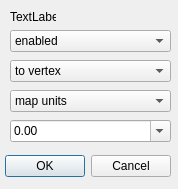
First picture: the form in ui_picksnapdialog.ui, repository enricofer/pickLayer, before the edit.
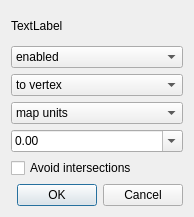
Second picture: the form after the edit.

Commit message: configure snapping options issue fixed

The edit to the form file:
```diff
--- a/ui_picksnapdialog.ui
+++ b/ui_picksnapdialog.ui
@@ -6,35 +6,23 @@
    <rect>
     <x>0</x>
     <y>0</y>
-    <width>178</width>
-    <height>189</height>
+    <width>194</width>
+    <height>217</height>
    </rect>
   </property>
   <property name="windowTitle">
    <string>Dialog</string>
   </property>
+  <layout class="QVBoxLayout" name="verticalLayout">
+   <item>
   <widget class="QLabel" name="label">
-   <property name="geometry">
-    <rect>
-     <x>10</x>
-     <y>10</y>
-     <width>46</width>
-     <height>13</height>
-    </rect>
-   </property>
    <property name="text">
     <string>TextLabel</string>
    </property>
   </widget>
+   </item>
+   <item>
   <widget class="QComboBox" name="snapStateCombo">
-   <property name="geometry">
-    <rect>
-     <x>10</x>
-     <y>30</y>
-     <width>161</width>
-     <height>22</height>
-    </rect>
-   </property>
    <item>
     <property name="text">
      <string>enabled</string>
@@ -46,15 +34,9 @@
     </property>
    </item>
   </widget>
+   </item>
+   <item>
   <widget class="QComboBox" name="snapModeCombo">
-   <property name="geometry">
-    <rect>
-     <x>10</x>
-     <y>60</y>
-     <width>161</width>
-     <height>22</height>
-    </rect>
-   </property>
    <item>
     <property name="text">
      <string>to vertex</string>
@@ -71,15 +53,9 @@
     </property>
    </item>
   </widget>
+   </item>
+   <item>
   <widget class="QComboBox" name="snapUnitsCombo">
-   <property name="geometry">
-    <rect>
-     <x>10</x>
-     <y>90</y>
-     <width>161</width>
-     <height>22</height>
-    </rect>
-   </property>
    <item>
     <property name="text">
      <string>map units</string>
@@ -91,15 +67,9 @@
     </property>
    </item>
   </widget>
+   </item>
+   <item>
   <widget class="QComboBox" name="toleranceCombo">
-   <property name="geometry">
-    <rect>
-     <x>10</x>
-     <y>120</y>
-     <width>161</width>
-     <height>22</height>
-    </rect>
-   </property>
    <property name="editable">
     <bool>true</bool>
    </property>
@@ -134,15 +104,16 @@
     </property>
    </item>
   </widget>
+   </item>
+   <item>
+    <widget class="QCheckBox" name="avoidIntersections">
+     <property name="text">
+      <string>Avoid intersections</string>
+     </property>
+    </widget>
+   </item>
+   <item>
   <widget class="QDialogButtonBox" name="buttonOkNo">
-   <property name="geometry">
-    <rect>
-     <x>0</x>
-     <y>150</y>
-     <width>171</width>
-     <height>32</height>
-    </rect>
-   </property>
    <property name="orientation">
     <enum>Qt::Horizontal</enum>
    </property>
@@ -150,6 +121,8 @@
     <set>QDialogButtonBox::Cancel|QDialogButtonBox::Ok</set>
    </property>
   </widget>
+   </item>
+  </layout>
  </widget>
  <resources/>
  <connections/>
```
Lines whose indentation alone changed are shown as unchanged. The commit also changes 2 other files.
